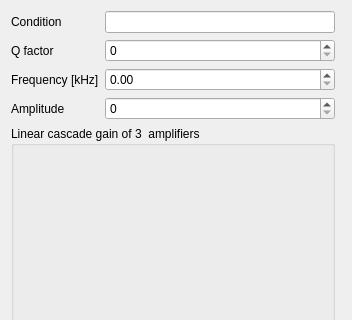
Qt form cantileverdialog.ui (Miketilever/Cantilever) before a commit; both pictures show x 0 to 352 and y 0 to 320 of the 352 by 584 pixel window.
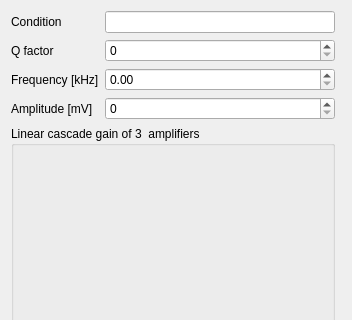
The same form after that commit.

```diff
--- a/cantileverdialog.ui
+++ b/cantileverdialog.ui
@@ -79,7 +79,7 @@
    <item row="3" column="0">
     <widget class="QLabel" name="label_4">
      <property name="text">
-      <string>Amplitude</string>
+      <string>Amplitude [mV]</string>
      </property>
     </widget>
    </item>
```
Left out of the diff: 12 changed lines with no effect on the pictures.
